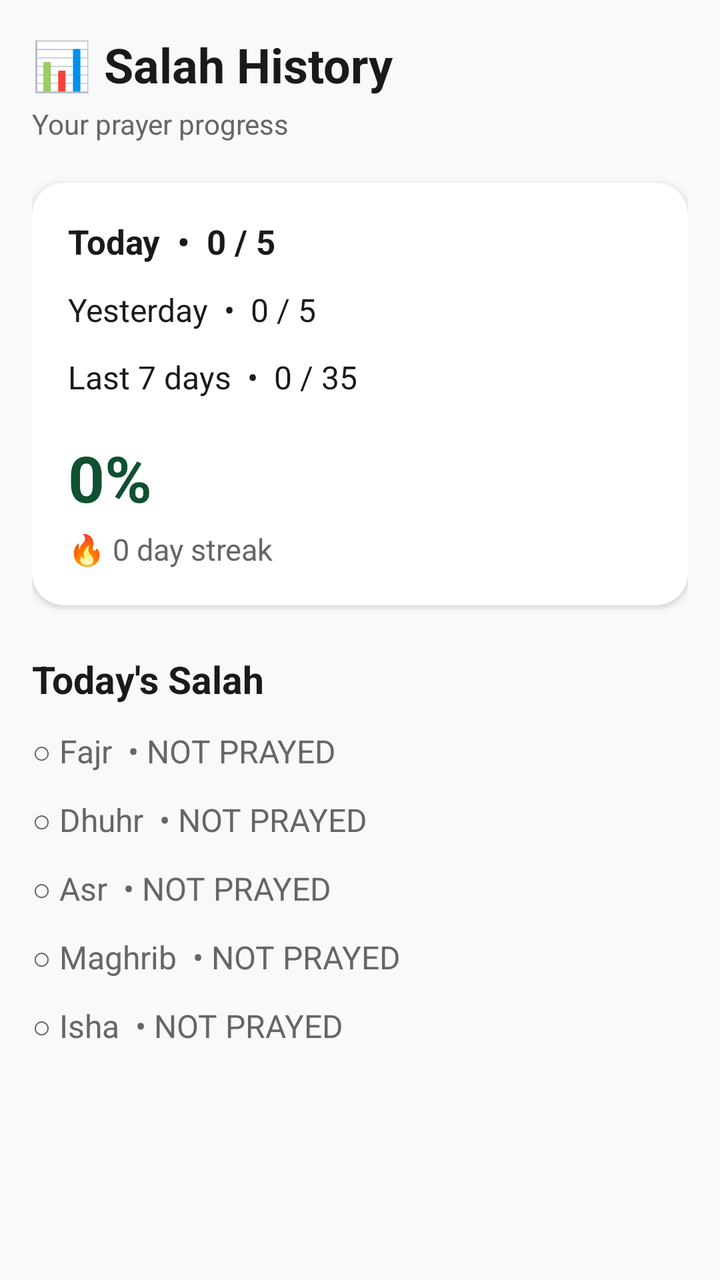
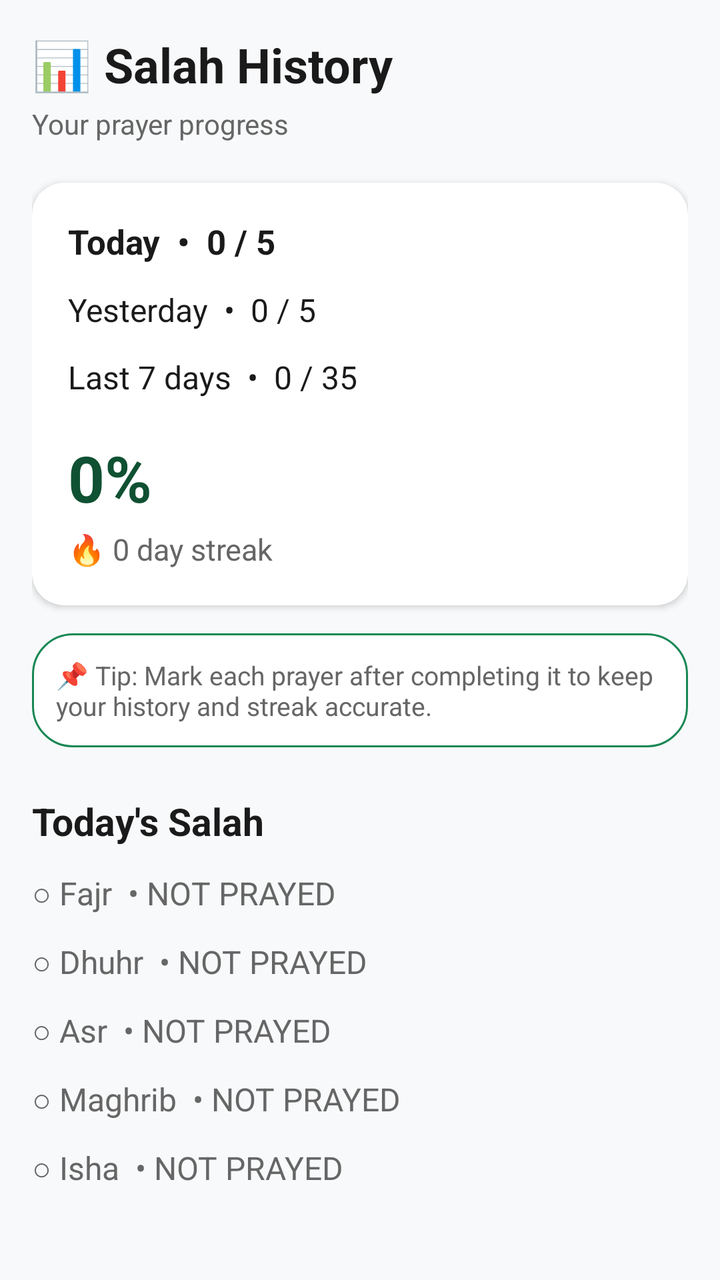

Compare the two renders of this Android layout. The source of the first and the diff that turns it into the second are given below.
<!-- AndroidManifest.xml: application theme Theme.Noor -->
<!-- res/layout/fragment_salah_history.xml -->
<?xml version="1.0" encoding="utf-8"?>
<ScrollView
    xmlns:android="http://schemas.android.com/apk/res/android"
    android:layout_width="match_parent"
    android:layout_height="match_parent"
    android:background="@color/background"
    android:fillViewport="true">

    <LinearLayout
        android:layout_width="match_parent"
        android:layout_height="wrap_content"
        android:orientation="vertical"
        android:padding="16dp">

        <TextView
            android:layout_width="wrap_content"
            android:layout_height="wrap_content"
            android:text="📊 Salah History"
            android:textColor="@color/text_primary"
            android:textSize="24sp"
            android:textStyle="bold" />

        <TextView
            android:layout_width="wrap_content"
            android:layout_height="wrap_content"
            android:layout_marginTop="4dp"
            android:text="Your prayer progress"
            android:textColor="@color/text_secondary"
            android:textSize="14sp" />

        <androidx.cardview.widget.CardView
            android:layout_width="match_parent"
            android:layout_height="wrap_content"
            android:layout_marginTop="20dp"
            app:cardBackgroundColor="@color/surface"
            app:cardCornerRadius="16dp"
            xmlns:app="http://schemas.android.com/apk/res-auto">

            <LinearLayout
                android:layout_width="match_parent"
                android:layout_height="wrap_content"
                android:orientation="vertical"
                android:padding="18dp">

                <TextView
                    android:id="@+id/tvHistoryToday"
                    android:layout_width="match_parent"
                    android:layout_height="wrap_content"
                    android:text="Today  •  0 / 5"
                    android:textColor="@color/text_primary"
                    android:textSize="17sp"
                    android:textStyle="bold" />

                <TextView
                    android:id="@+id/tvHistoryYesterday"
                    android:layout_width="match_parent"
                    android:layout_height="wrap_content"
                    android:layout_marginTop="12dp"
                    android:text="Yesterday  •  0 / 5"
                    android:textColor="@color/text_primary"
                    android:textSize="16sp" />

                <TextView
                    android:id="@+id/tvHistorySevenDays"
                    android:layout_width="match_parent"
                    android:layout_height="wrap_content"
                    android:layout_marginTop="12dp"
                    android:text="Last 7 days  •  0 / 35"
                    android:textColor="@color/text_primary"
                    android:textSize="16sp" />

                <TextView
                    android:id="@+id/tvHistoryPercentage"
                    android:layout_width="wrap_content"
                    android:layout_height="wrap_content"
                    android:layout_marginTop="18dp"
                    android:text="0%"
                    android:textColor="@color/primary"
                    android:textSize="32sp"
                    android:textStyle="bold" />

                <TextView
                    android:id="@+id/tvHistoryStreak"
                    android:layout_width="wrap_content"
                    android:layout_height="wrap_content"
                    android:layout_marginTop="4dp"
                    android:text="🔥 0 day streak"
                    android:textColor="@color/text_secondary"
                    android:textSize="15sp" />

            </LinearLayout>

        </androidx.cardview.widget.CardView>

        <TextView
            android:layout_width="wrap_content"
            android:layout_height="wrap_content"
            android:layout_marginTop="24dp"
            android:text="Today's Salah"
            android:textColor="@color/text_primary"
            android:textSize="19sp"
            android:textStyle="bold" />

        <TextView
            android:id="@+id/tvHistoryFajr"
            android:layout_width="match_parent"
            android:layout_height="wrap_content"
            android:layout_marginTop="12dp"
            android:text="○ Fajr  • NOT PRAYED"
            android:textColor="@color/text_secondary"
            android:textSize="16sp" />

        <TextView
            android:id="@+id/tvHistoryDhuhr"
            android:layout_width="match_parent"
            android:layout_height="wrap_content"
            android:layout_marginTop="12dp"
            android:text="○ Dhuhr  • NOT PRAYED"
            android:textColor="@color/text_secondary"
            android:textSize="16sp" />

        <TextView
            android:id="@+id/tvHistoryAsr"
            android:layout_width="match_parent"
            android:layout_height="wrap_content"
            android:layout_marginTop="12dp"
            android:text="○ Asr  • NOT PRAYED"
            android:textColor="@color/text_secondary"
            android:textSize="16sp" />

        <TextView
            android:id="@+id/tvHistoryMaghrib"
            android:layout_width="match_parent"
            android:layout_height="wrap_content"
            android:layout_marginTop="12dp"
            android:text="○ Maghrib  • NOT PRAYED"
            android:textColor="@color/text_secondary"
            android:textSize="16sp" />

        <TextView
            android:id="@+id/tvHistoryIsha"
            android:layout_width="match_parent"
            android:layout_height="wrap_content"
            android:layout_marginTop="12dp"
            android:text="○ Isha  • NOT PRAYED"
            android:textColor="@color/text_secondary"
            android:textSize="16sp" />

    </LinearLayout>

</ScrollView>
<!-- resources referenced by this layout -->
<resources>
  <color name="background">#F8F9FA</color>
  <color name="primary">#0F5132</color>
  <color name="surface">#FFFFFF</color>
  <color name="text_primary">#1A1A1A</color>
  <color name="text_secondary">#666666</color>
  <style name="Theme.Noor" parent="Theme.MaterialComponents.Light.NoActionBar">
          <item name="colorPrimary">@color/primary</item>
          <item name="colorPrimaryVariant">@color/primary_dark</item>
          <item name="colorOnPrimary">@color/white</item>
          <item name="colorSecondary">@color/accent</item>
          <item name="colorSecondaryVariant">@color/accent_dark</item>
          <item name="colorOnSecondary">@color/black</item>
          <item name="android:statusBarColor">@color/primary_dark</item>
          <item name="android:windowBackground">@color/background</item>
      </style>
  <color name="primary_dark">#0A3D25</color>
  <color name="white">#FFFFFF</color>
  <color name="accent">#D4AF37</color>
  <color name="accent_dark">#B8941F</color>
  <color name="black">#000000</color>
</resources>

<!-- the commit's change to res/layout/fragment_salah_history.xml (unified diff, before → after) -->
@@ -93,6 +93,16 @@
         </androidx.cardview.widget.CardView>
 
         <TextView
+            android:layout_width="match_parent"
+            android:layout_height="wrap_content"
+            android:layout_marginTop="14dp"
+            android:background="@drawable/bg_preset_normal"
+            android:padding="12dp"
+            android:text="📌 Tip: Mark each prayer after completing it to keep your history and streak accurate."
+            android:textColor="@color/text_secondary"
+            android:textSize="13sp" />
+
+        <TextView
             android:layout_width="wrap_content"
             android:layout_height="wrap_content"
             android:layout_marginTop="24dp"
<!-- resource entries referenced after the edit -->
@@ -5,6 +5,14 @@
   <color name="surface">#FFFFFF</color>
   <color name="text_primary">#1A1A1A</color>
   <color name="text_secondary">#666666</color>
+  <!-- drawable bg_preset_normal (drawable) -->
+  <?xml version="1.0" encoding="utf-8"?>
+  <shape xmlns:android="http://schemas.android.com/apk/res/android"
+      android:shape="rectangle">
+      <solid android:color="@color/white" />
+      <corners android:radius="20dp" />
+      <stroke android:width="1dp" android:color="@color/primary_light" />
+  </shape>
   <style name="Theme.Noor" parent="Theme.MaterialComponents.Light.NoActionBar">
           <item name="colorPrimary">@color/primary</item>
           <item name="colorPrimaryVariant">@color/primary_dark</item>
@@ -17,6 +25,7 @@
       </style>
   <color name="primary_dark">#0A3D25</color>
   <color name="white">#FFFFFF</color>
+  <color name="primary_light">#198754</color>
   <color name="accent">#D4AF37</color>
   <color name="accent_dark">#B8941F</color>
   <color name="black">#000000</color>
